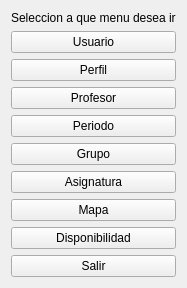
Qt form Proyecto/menusu.ui (alexVillasenor/SEDDII) before a commit.
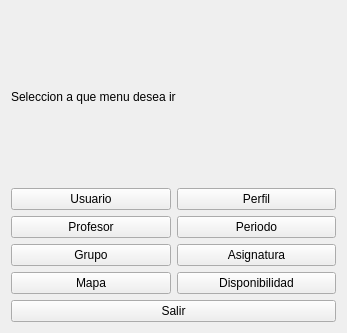
The same form after that commit. Icons and pictures are not drawn.

Commit message: Agregar incompleto, objeto disponibilidad listo

Diff of the .ui file:
```diff
--- a/Proyecto/menusu.ui
+++ b/Proyecto/menusu.ui
@@ -6,8 +6,8 @@
    <rect>
     <x>0</x>
     <y>0</y>
-    <width>162</width>
-    <height>263</height>
+    <width>347</width>
+    <height>333</height>
    </rect>
   </property>
   <property name="windowTitle">
@@ -18,44 +18,7 @@
     <normaloff>../icons/4ec047f471eefe7fb35ff00de2ce83a9.png</normaloff>../icons/4ec047f471eefe7fb35ff00de2ce83a9.png</iconset>
   </property>
   <layout class="QGridLayout" name="gridLayout">
-   <item row="2" column="0">
-    <widget class="QPushButton" name="pushButton_2">
-     <property name="text">
-      <string>Perfil</string>
-     </property>
-     <property name="autoDefault">
-      <bool>true</bool>
-     </property>
-    </widget>
-   </item>
-   <item row="6" column="0">
-    <widget class="QPushButton" name="pushButton_7">
-     <property name="text">
-      <string>Asignatura</string>
-     </property>
-     <property name="autoDefault">
-      <bool>true</bool>
-     </property>
-    </widget>
-   </item>
-   <item row="4" column="0">
-    <widget class="QPushButton" name="pushButton_5">
-     <property name="text">
-      <string>Periodo</string>
-     </property>
-     <property name="autoDefault">
-      <bool>true</bool>
-     </property>
-    </widget>
-   </item>
-   <item row="0" column="0">
-    <widget class="QLabel" name="label_2">
-     <property name="text">
-      <string>Seleccion a que menu desea ir</string>
-     </property>
-    </widget>
-   </item>
-   <item row="9" column="0">
+   <item row="5" column="0" colspan="2">
     <widget class="QPushButton" name="pushButton_4">
      <property name="text">
       <string>Salir</string>
@@ -65,7 +28,44 @@
      </property>
     </widget>
    </item>
-   <item row="5" column="0">
+   <item row="4" column="1">
+    <widget class="QPushButton" name="pushButton_9">
+     <property name="text">
+      <string>Disponibilidad</string>
+     </property>
+     <property name="autoDefault">
+      <bool>true</bool>
+     </property>
+    </widget>
+   </item>
+   <item row="0" column="0" colspan="2">
+    <widget class="QLabel" name="label_2">
+     <property name="text">
+      <string>Seleccion a que menu desea ir</string>
+     </property>
+    </widget>
+   </item>
+   <item row="4" column="0">
+    <widget class="QPushButton" name="pushButton_8">
+     <property name="text">
+      <string>Mapa</string>
+     </property>
+     <property name="autoDefault">
+      <bool>true</bool>
+     </property>
+    </widget>
+   </item>
+   <item row="1" column="0">
+    <widget class="QPushButton" name="pushButton">
+     <property name="text">
+      <string>Usuario</string>
+     </property>
+     <property name="autoDefault">
+      <bool>true</bool>
+     </property>
+    </widget>
+   </item>
+   <item row="3" column="0">
     <widget class="QPushButton" name="pushButton_6">
      <property name="text">
       <string>Grupo</string>
@@ -75,7 +75,27 @@
      </property>
     </widget>
    </item>
-   <item row="3" column="0">
+   <item row="3" column="1">
+    <widget class="QPushButton" name="pushButton_7">
+     <property name="text">
+      <string>Asignatura</string>
+     </property>
+     <property name="autoDefault">
+      <bool>true</bool>
+     </property>
+    </widget>
+   </item>
+   <item row="2" column="1">
+    <widget class="QPushButton" name="pushButton_5">
+     <property name="text">
+      <string>Periodo</string>
+     </property>
+     <property name="autoDefault">
+      <bool>true</bool>
+     </property>
+    </widget>
+   </item>
+   <item row="2" column="0">
     <widget class="QPushButton" name="pushButton_3">
      <property name="text">
       <string>Profesor</string>
@@ -85,30 +105,10 @@
      </property>
     </widget>
    </item>
-   <item row="1" column="0">
-    <widget class="QPushButton" name="pushButton">
+   <item row="1" column="1">
+    <widget class="QPushButton" name="pushButton_2">
      <property name="text">
-      <string>Usuario</string>
-     </property>
-     <property name="autoDefault">
-      <bool>true</bool>
-     </property>
-    </widget>
-   </item>
-   <item row="7" column="0">
-    <widget class="QPushButton" name="pushButton_8">
-     <property name="text">
-      <string>Mapa</string>
-     </property>
-     <property name="autoDefault">
-      <bool>true</bool>
-     </property>
-    </widget>
-   </item>
-   <item row="8" column="0">
-    <widget class="QPushButton" name="pushButton_9">
-     <property name="text">
-      <string>Disponibilidad</string>
+      <string>Perfil</string>
      </property>
      <property name="autoDefault">
       <bool>true</bool>
```
The commit also changes 5 other files.
